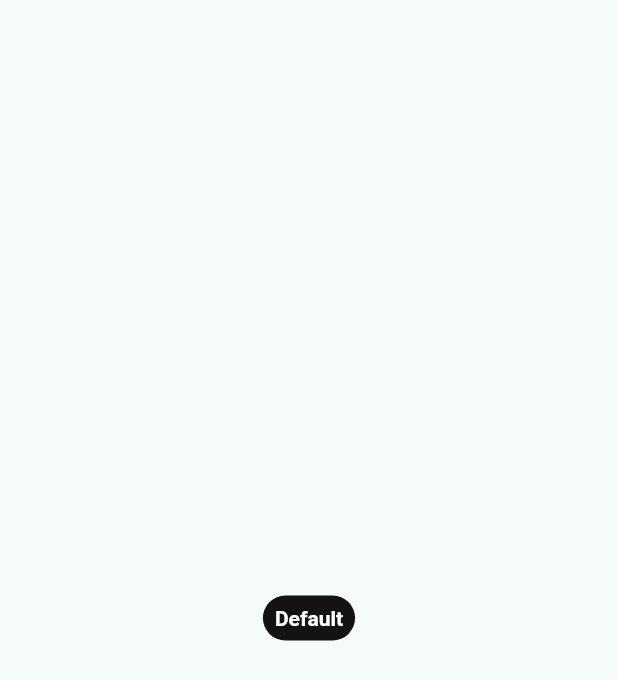
After one commit to nucleusui/nucleus-flutter, a Flutter app: the BadgePage screen opened by its route, on a phone screen of 412 x 824 dp. The commit adds this screen. Shown: the top 680 px of the screen. Run offline on Flutter 3.47's test engine with Material 3 defaults, Android fonts, the phone set to English and light mode, and no system bars; our stand-ins replace flutter_svg, go_router, web; missing offline and left inert: dart:js_interop; statements that could not run were skipped.

Commit message:
feat: create Badge component

```diff
--- a/lib/nucleus_ui.dart
+++ b/lib/nucleus_ui.dart
@@ -1,4 +1,5 @@
 // Components
+export 'src/badge.dart';
 export 'src/button.dart';
 export 'src/input_field.dart';
 export 'src/quick_tip.dart';
--- /dev/null
+++ b/lib/src/badge.dart
@@ -0,0 +1,161 @@
+import 'package:flutter/material.dart';
+import 'package:nucleus_ui/constant/colors.dart';
+import 'package:nucleus_ui/constant/typography.dart';
+import 'package:nucleus_ui/extension/context.dart';
+
+class Badges extends StatelessWidget {
+  const Badges({
+    super.key,
+    required this.label,
+    this.padding,
+    this.offset,
+    this.backgroundColor,
+    this.textColor,
+    this.textStyle,
+    this.alignment,
+    this.child,
+    this.icon,
+    this.type = BadgeType.basic,
+    this.notificationBadgeSize = NotificationBadgeSize.medium,
+  });
+
+  final String label;
+  final EdgeInsetsGeometry? padding;
+  final Offset? offset;
+  final Color? backgroundColor;
+  final Color? textColor;
+  final TextStyle? textStyle;
+  final AlignmentGeometry? alignment;
+  final Widget? child;
+  final Widget? icon;
+  final BadgeType type;
+  final NotificationBadgeSize notificationBadgeSize;
+
+  @override
+  Widget build(BuildContext context) {
+    if (type == BadgeType.notification) {
+      return Badge(
+        label: Container(
+          alignment: Alignment.center,
+          height: notificationBadgeSize == NotificationBadgeSize.small
+              ? notificationBadgeSize.size * 1.3
+              : notificationBadgeSize.size,
+          decoration: BoxDecoration(
+            color: backgroundColor ?? context.color.fgError,
+            shape: BoxShape.circle,
+          ),
+          margin: EdgeInsets.zero,
+          child: Text(
+            label,
+            style: textStyle ??
+                AppFonts.bodyMd.copyWith(
+                  color: textColor ?? Colors.white,
+                  fontSize: notificationBadgeSize.fontSize,
+                ),
+          ),
+        ),
+        largeSize: notificationBadgeSize == NotificationBadgeSize.small
+            ? null
+            : notificationBadgeSize.size,
+        padding: EdgeInsets.all(notificationBadgeSize.padding),
+        backgroundColor: context.color.fgColor,
+        textColor: textColor ?? type.fgColor(context),
+        offset: offset ?? const Offset(2, -5),
+        alignment: alignment,
+        child: child,
+      );
+    }
+
+    return Badge(
+      label: Row(
+        mainAxisSize: MainAxisSize.min,
+        children: [
+          if (icon != null) icon!,
+          Text(label, style: textStyle ?? AppFonts.labelSm),
+        ],
+      ),
+      padding:
+          padding ?? const EdgeInsets.symmetric(horizontal: 8, vertical: 5),
+      backgroundColor: backgroundColor ?? type.bgColor(context),
+      textColor: textColor ?? type.fgColor(context),
+      offset: offset,
+      alignment: alignment,
+      child: child,
+    );
+  }
+}
+
+enum BadgeType { success, warning, error, info, basic, notification }
+
+enum NotificationBadgeSize { small, medium, large }
+
+extension NotifSizeExtension on NotificationBadgeSize {
+  double get fontSize {
+    switch (this) {
+      case NotificationBadgeSize.small:
+        return 0;
+      case NotificationBadgeSize.medium:
+        return 8;
+      case NotificationBadgeSize.large:
+        return 16;
+    }
+  }
+
+  double get size {
+    switch (this) {
+      case NotificationBadgeSize.small:
+        return 8;
+      case NotificationBadgeSize.medium:
+        return 16;
+      case NotificationBadgeSize.large:
+        return 32;
+    }
+  }
+
+  double get padding {
+    switch (this) {
+      case NotificationBadgeSize.small:
+        return 1;
+      case NotificationBadgeSize.medium:
+        return 3;
+      case NotificationBadgeSize.large:
+        return 4;
+    }
+  }
+}
+
+extension BadgeTypeExtension on BadgeType {
+  Color bgColor(BuildContext context) {
+    switch (this) {
+      case BadgeType.success:
+        return context.color.bgSuccess;
+      case BadgeType.warning:
+        return context.color.bgWarning;
+      case BadgeType.error:
+        return context.color.bgError;
+      case BadgeType.info:
+        return context.color.bgInfo;
+      case BadgeType.basic:
+        return context.color.bgDefault;
+      case BadgeType.notification:
+        return context.color.bgDefault;
+    }
+  }
+
+  Color fgColor(BuildContext context) {
+    switch (this) {
+      case BadgeType.success:
+        return context.color.fgColor;
+      case BadgeType.warning:
+        return Colors.black;
+      case BadgeType.error:
+        return context.color.fgColor;
+      case BadgeType.info:
+        return context.color.fgColor;
+      case BadgeType.basic:
+        return context.color.fgColor;
+      case BadgeType.notification:
+        return context.color.fgColor;
+    }
+  }
+}
--- /dev/null
+++ b/playground/lib/pages/badge.dart
@@ -0,0 +1,91 @@
+import 'package:flutter/material.dart';
+import 'package:nucleus_ui/nucleus_ui.dart';
+
+enum BadgeStyle {
+  basic,
+  success,
+  warning,
+  error,
+  info,
+  withIcon,
+  notificationLarge,
+  notificationMedium,
+  notificationSmall,
+}
+
+class BadgePage extends StatelessWidget {
+  const BadgePage({super.key, required this.style});
+
+  final BadgeStyle style;
+
+  @override
+  Widget build(BuildContext context) {
+    return Scaffold(
+      body: Center(
+        child: Column(
+          mainAxisAlignment: MainAxisAlignment.center,
+          children: [
+            switch (style) {
+              BadgeStyle.basic => const Badges(
+                  label: 'Default',
+                ),
+              BadgeStyle.success => const Badges(
+                  label: 'Success',
+                  type: BadgeType.success,
+                ),
+              BadgeStyle.warning => const Badges(
+                  label: 'Warning',
+                  type: BadgeType.warning,
+                ),
+              BadgeStyle.error => const Badges(
+                  label: 'Error',
+                  type: BadgeType.error,
+                ),
+              BadgeStyle.info => const Badges(
+                  label: 'Info',
+                  type: BadgeType.info,
+                ),
+              BadgeStyle.withIcon => Badges(
+                  label: 'With Icon',
+                  type: BadgeType.success,
+                  icon: Padding(
+                    padding: const EdgeInsets.only(right: 5),
+                    child: Icon(
+                      Icons.circle_outlined,
+                      color: BadgeType.success.fgColor(context),
+                    ),
+                  ),
+                ),
+              BadgeStyle.notificationLarge => const Badges(
+                  label: '3',
+                  type: BadgeType.notification,
+                  notificationBadgeSize: NotificationBadgeSize.large,
+                  child: CircleAvatar(
+                    radius: 32,
+                    child: Icon(Icons.person, size: 36),
+                  ),
+                ),
+              BadgeStyle.notificationMedium => const Badges(
+                  label: '3',
+                  type: BadgeType.notification,
+                  child: CircleAvatar(
+                    radius: 20,
+                    child: Icon(Icons.person, size: 24),
+                  ),
+                ),
+              BadgeStyle.notificationSmall => const Badges(
+                  label: '3',
+                  type: BadgeType.notification,
+                  notificationBadgeSize: NotificationBadgeSize.small,
+                  child: CircleAvatar(
+                    radius: 16,
+                    child: Icon(Icons.person, size: 20),
+                  ),
+                ),
+            },
+          ],
+        ),
+      ),
+    );
+  }
+}
--- a/playground/lib/router.dart
+++ b/playground/lib/router.dart
@@ -1,5 +1,6 @@
 import 'package:flutter/material.dart' hide ButtonStyle;
 import 'package:go_router/go_router.dart';
+import 'package:playground/pages/badge.dart';
 import 'package:playground/pages/button.dart';
 import 'package:playground/pages/input_field.dart';
 import 'package:playground/pages/quick_tip.dart';
@@ -42,6 +43,15 @@ final router = GoRouter(
         );
       },
     ),
+    GoRoute(
+      path: '/badge',
+      builder: (context, state) {
+        final style = state.uri.queryParameters['style'] ?? 'basic';
+        return BadgePage(
+          style: BadgeStyle.values.byName(style),
+        );
+      },
+    ),
   ],
 );
 
--- a/playground/pubspec.yaml
+++ b/playground/pubspec.yaml
@@ -1,7 +1,7 @@
 name: playground
 description: "The components playground rendered in the Docs site."
 publish_to: 'none'
-version: 1.0.0+3
+version: 1.0.0+2
 environment:
   sdk: ^3.0.0
 
```
Also changed, not shown: lib/constant/colors.dart (+6 -8 lines), 2 other files.
